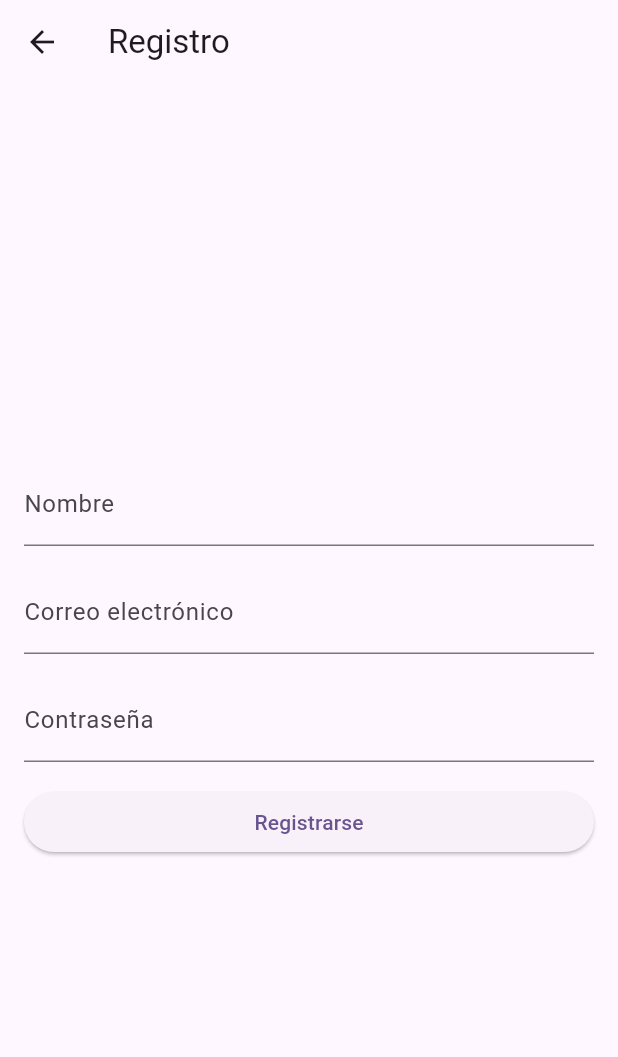
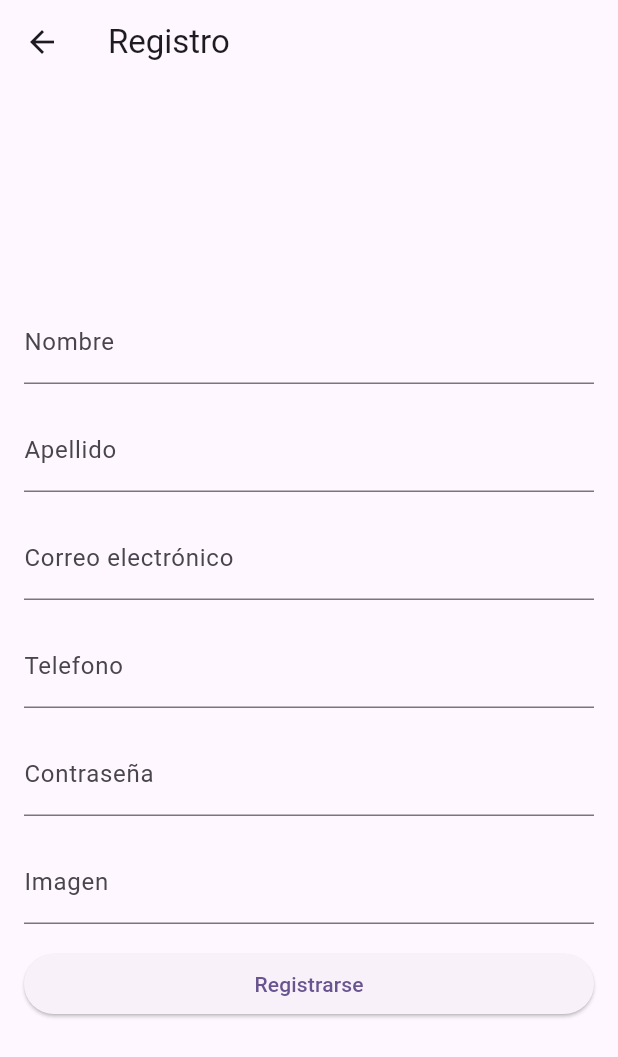
Before and after one commit to DanielMonge12/DS52_DMOMU_practicas, a Flutter app: the Register screen opened directly, after a tap on "Registrarse", on a phone screen of 412 x 824 dp. Shown: the top 1057 px of the screen. Run offline on Flutter 3.47's test engine with Material 3 defaults, Android fonts, the phone set to English and light mode, and no system bars; our stand-ins replace shared_preferences; accounts and stored records are empty; network calls fail.

Commit message:
se arreglo el register

```diff
--- a/lib/Login.dart
+++ b/lib/Login.dart
@@ -26,7 +26,7 @@ class _LoginState extends State<Login> {
       isLoading = true;
     });
 
-    final String url = 'http://127.0.0.1:8000/api/login';
+    final String url = 'https://monge.terrabyteco.com/api/login';
     final Map<String, dynamic> body = {
       'email': emailController.text,
       'password': passwordController.text,
--- a/lib/Register.dart
+++ b/lib/Register.dart
@@ -11,15 +11,21 @@ class Register extends StatefulWidget {
 
 class _RegisterState extends State<Register> {
   final TextEditingController nameController = TextEditingController();
+  final TextEditingController surnameController = TextEditingController();
   final TextEditingController emailController = TextEditingController();
+final TextEditingController phoneController = TextEditingController();
   final TextEditingController passwordController = TextEditingController();
+  final TextEditingController imageController = TextEditingController();
 
   Future<void> registerUser() async {
-    final String url = 'http://127.0.0.1:8000/api/users/create';
+    final String url = 'https://monge.terrabyteco.com/api/users/create';
     final Map<String, dynamic> body = {
       'name': nameController.text,
+      'surname': surnameController.text,
       'email': emailController.text,
+      'phone': phoneController.text,
       'password': passwordController.text,
+      'image': imageController.text,
     };
 
     try {
@@ -73,14 +79,32 @@ class _RegisterState extends State<Register> {
             ),
             SizedBox(height: 16),
             TextFormField(
+              controller: surnameController,
+              decoration: InputDecoration(labelText: 'Apellido'),
+
+            ),
+            SizedBox(height: 16),
+            TextFormField(
               controller: emailController,
               decoration: InputDecoration(labelText: 'Correo electrónico'),
+            ),
+            SizedBox(height: 16),
+            TextFormField(
+              controller: phoneController,
+              decoration: InputDecoration(labelText: 'Telefono'),
+
             ),
             SizedBox(height: 16),
             TextFormField(
               controller: passwordController,
               decoration: InputDecoration(labelText: 'Contraseña'),
               obscureText: true,
+            ),
+            SizedBox(height: 16),
+            TextFormField(
+              controller: imageController,
+              decoration: InputDecoration(labelText: 'Imagen'),
+
             ),
             SizedBox(height: 16),
             ElevatedButton(
--- a/lib/main.dart
+++ b/lib/main.dart
@@ -37,7 +37,7 @@ class _SplashScreenState extends State<SplashScreen> {
     Timer(const Duration(seconds: 2), () {
       Navigator.of(context).pushReplacement(
         MaterialPageRoute(
-          builder: (context) => Login(title: 'Título de la pantalla de inicio'),
+          builder: (context) => Login(title: 'Inicio de sesion'),
 
         ),
       );
--- a/lib/proyectos.dart
+++ b/lib/proyectos.dart
@@ -13,7 +13,7 @@ class _proyectosState extends State<proyectos> {
   TextEditingController proyectoController = TextEditingController();
 
   Future<List<dynamic>> obtenerProyectos() async {
-    final response = await http.get(Uri.parse('http://127.0.0.1:8000/api/projects'));
+    final response = await http.get(Uri.parse('https://monge.terrabyteco.com/api/projects'));
     if (response.statusCode == 200) {
       return jsonDecode(response.body);
     } else {
@@ -110,7 +110,7 @@ class _proyectosState extends State<proyectos> {
 
   void _crearProyecto(String nombreProyecto) async {
     final response = await http.post(
-      Uri.parse('http://127.0.0.1:8000/api/projects/create'),
+      Uri.parse('https://monge.terrabyteco.com/api/projects/create'),
       body: {'name': nombreProyecto},
     );
 
```
